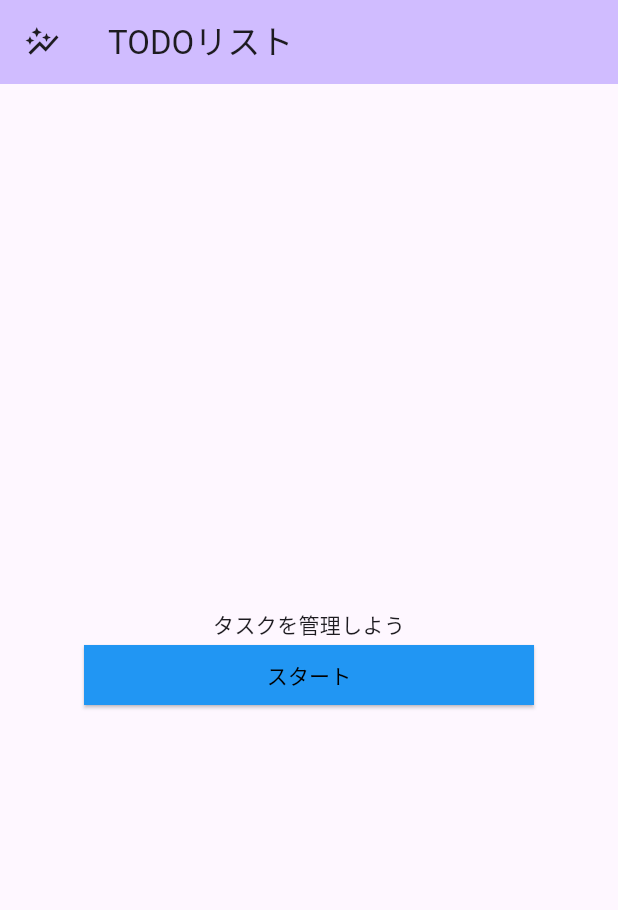
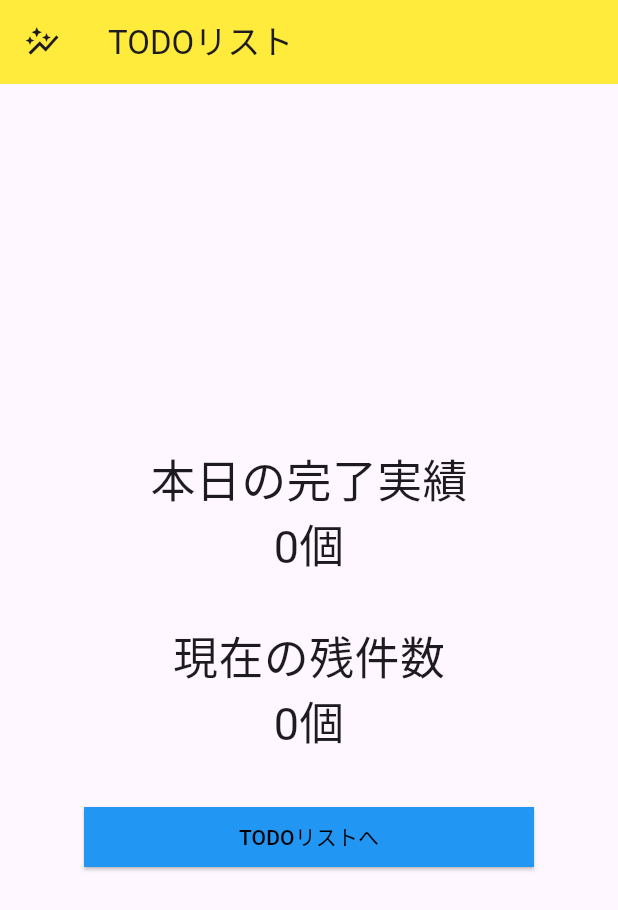
Before and after one commit to takuponpoko/Kproject_1, a Flutter app: the screen it shows after launch, on a phone screen of 412 x 824 dp. Shown: the top 910 px of the screen. Run offline on Flutter 3.47's test engine with Material 3 defaults, Android fonts, the phone set to English and light mode, and no system bars; our stand-ins replace flutter_riverpod, freezed_annotation.

```diff
--- a/lib/screen/main.dart
+++ b/lib/screen/main.dart
@@ -1,8 +1,10 @@
 import 'package:flutter/material.dart';
+import 'package:flutter_riverpod/flutter_riverpod.dart';
 import 'package:test2/screen/todo_list.dart';
+import 'package:test2/viewModel/todo_list_view_model.dart';
 
 void main() {
-  runApp(const MyApp());
+  runApp(const ProviderScope(child: MyApp()));
 }
 
 class MyApp extends StatelessWidget {
@@ -10,40 +12,61 @@ class MyApp extends StatelessWidget {
 
   @override
   Widget build(BuildContext context) {
-    return MaterialApp(
-      title: 'Flutter Demo',
-      theme: ThemeData(
-        useMaterial3: true,
-      ),
-      home: const MyHomePage(title: 'TODOリスト'),
+    return const MaterialApp(
+      title: 'Create TODOList',
+      home: MyHomePage(),
     );
   }
 }
 
-class MyHomePage extends StatefulWidget {
-  const MyHomePage({super.key, required this.title});
-
-  final String title;
+class MyHomePage extends ConsumerWidget {
+  const MyHomePage({super.key});
 
   @override
-  State<MyHomePage> createState() => _MyHomePageState();
-}
+  Widget build(BuildContext context, WidgetRef ref) {
+    final dayTasks = ref
+        .watch(todoListViewModel.select((value) => value.dayCompleteTaskCount));
+    final leftTasks = ref
+        .watch(todoListViewModel.select((value) => value.description.length));
 
-class _MyHomePageState extends State<MyHomePage> {
-  @override
-  Widget build(BuildContext context) {
     return Scaffold(
       appBar: AppBar(
-        leading: const Icon(Icons.auto_graph),
-        backgroundColor: Theme.of(context).colorScheme.inversePrimary,
-        title: Text(widget.title),
+        leading: IconButton(
+            onPressed: () => {
+                  // Navigator.push(
+                  //     context,
+                  //     MaterialPageRoute(
+                  //         builder: (context) => const TodoList()))
+                },
+            icon: const Icon(Icons.auto_graph)),
+        backgroundColor: Colors.yellow,
+        title: const Text('TODOリスト'),
       ),
       body: Center(
         child: Column(
           mainAxisAlignment: MainAxisAlignment.center,
           children: <Widget>[
             const Text(
-              'タスクを管理しよう',
+              '本日の完了実績',
+              style: TextStyle(fontSize: 30),
+            ),
+            Text(
+              '$dayTasks個',
+              style: const TextStyle(fontSize: 30),
+            ),
+            const SizedBox(
+              height: 30,
+            ),
+            const Text(
+              '現在の残件数',
+              style: TextStyle(fontSize: 30),
+            ),
+            Text(
+              '$leftTasks個',
+              style: const TextStyle(fontSize: 30),
+            ),
+            const SizedBox(
+              height: 30,
             ),
             SizedBox(
               width: 300,
@@ -59,7 +82,7 @@ class _MyHomePageState extends State<MyHomePage> {
                     backgroundColor: Colors.blue,
                     shape: RoundedRectangleBorder(
                         borderRadius: BorderRadius.circular(0))),
-                child: const Text('スタート'),
+                child: const Text('TODOリストへ'),
               ),
             ),
           ],
--- a/lib/viewModel/state/todo_list_screen_state.dart
+++ b/lib/viewModel/state/todo_list_screen_state.dart
@@ -9,6 +9,5 @@ class TodoListScreenState with _$TodoListScreenState {
     @Default(0) int dayCompleteTaskCount,
     @Default(0) int monthCompleteTaskCount,
     @Default(0) int yearCompleteTaskCount,
-    @Default(0) int checkedTaskCount,
   }) = _TodoListScreenState;
 }
```
Also changed, not shown: lib/screen/todo_list.dart (+18 -34 lines), lib/viewModel/state/todo_list_screen_state.freezed.dart, 3 other files.
